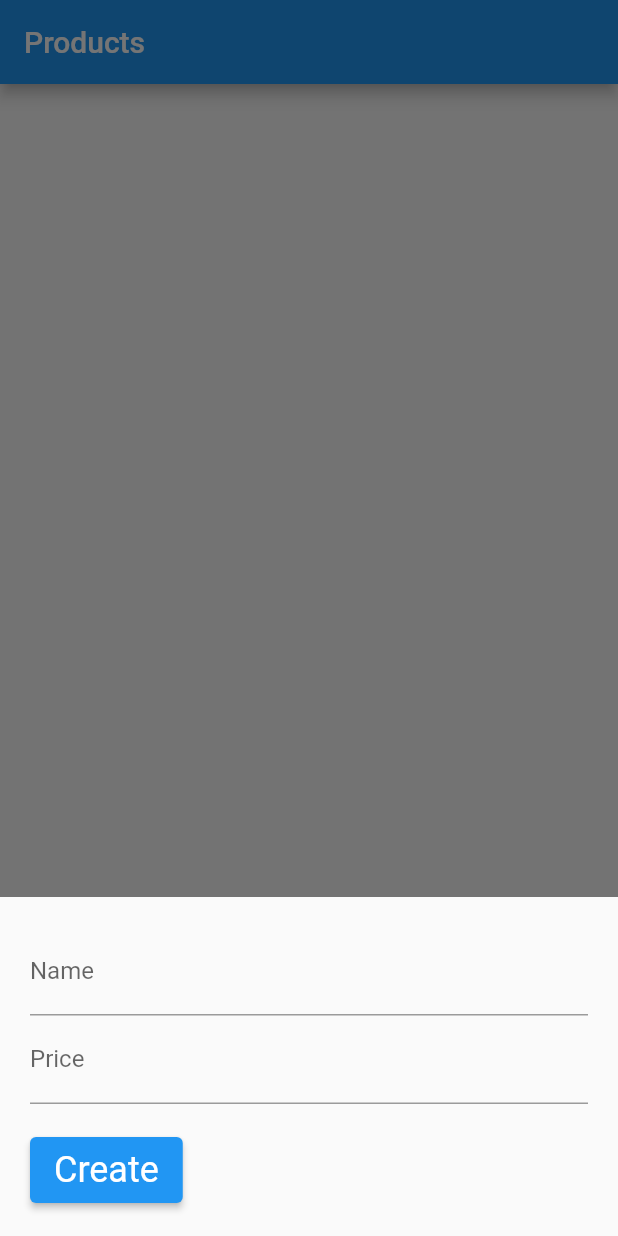
After one commit to ruslanmasinjila/flutter_authentication_database_example, a Flutter app: the ProductsPage screen opened directly, after a tap on the "add" icon, on a phone screen of 412 x 824 dp. The commit adds this screen. Run offline on Flutter 3.47's test engine with Material 2 defaults, Android fonts, the phone set to English and light mode, and no system bars; our stand-ins replace cloud_firestore, firebase_auth, firebase_core; accounts and stored records are empty.

Commit message:
Connected Login page to Products page

```diff
--- /dev/null
+++ b/lib/screens/products_page.dart
@@ -0,0 +1,162 @@
+// main.dart
+import 'package:flutter/material.dart';
+import 'package:cloud_firestore/cloud_firestore.dart';
+
+
+
+class ProductsPage extends StatefulWidget {
+  const ProductsPage({Key? key}) : super(key: key);
+
+  @override
+  _ProductsPage createState() => _ProductsPage();
+}
+
+class _ProductsPage extends State<ProductsPage> {
+  // text fields' controllers
+  final TextEditingController _nameController = TextEditingController();
+  final TextEditingController _priceController = TextEditingController();
+
+  final CollectionReference _productss =
+  FirebaseFirestore.instance.collection('products');
+
+  // This function is triggered when the floatting button or one of the edit buttons is pressed
+  // Adding a product if no documentSnapshot is passed
+  // If documentSnapshot != null then update an existing product
+  Future<void> _createOrUpdate([DocumentSnapshot? documentSnapshot]) async {
+    String action = 'create';
+    if (documentSnapshot != null) {
+      action = 'update';
+      _nameController.text = documentSnapshot['name'];
+      _priceController.text = documentSnapshot['price'].toString();
+    }
+
+    await showModalBottomSheet(
+        isScrollControlled: true,
+        context: context,
+        builder: (BuildContext ctx) {
+          return Padding(
+            padding: EdgeInsets.only(
+                top: 20,
+                left: 20,
+                right: 20,
+                // prevent the soft keyboard from covering text fields
+                bottom: MediaQuery.of(ctx).viewInsets.bottom + 20),
+            child: Column(
+              mainAxisSize: MainAxisSize.min,
+              crossAxisAlignment: CrossAxisAlignment.start,
+              children: [
+                TextField(
+                  controller: _nameController,
+                  decoration: const InputDecoration(labelText: 'Name'),
+                ),
+                TextField(
+                  keyboardType:
+                  const TextInputType.numberWithOptions(decimal: true),
+                  controller: _priceController,
+                  decoration: const InputDecoration(
+                    labelText: 'Price',
+                  ),
+                ),
+                const SizedBox(
+                  height: 20,
+                ),
+                ElevatedButton(
+                  child: Text(action == 'create' ? 'Create' : 'Update'),
+                  onPressed: () async {
+                    final String? name = _nameController.text;
+                    final double? price =
+                    double.tryParse(_priceController.text);
+                    if (name != null && price != null) {
+                      if (action == 'create') {
+                        // Persist a new product to Firestore
+                        await _productss.add({"name": name, "price": price});
+                      }
+
+                      if (action == 'update') {
+                        // Update the product
+                        await _productss
+                            .doc(documentSnapshot!.id)
+                            .update({"name": name, "price": price});
+                      }
+
+                      // Clear the text fields
+                      _nameController.text = '';
+                      _priceController.text = '';
+
+                      // Hide the bottom sheet
+                      Navigator.of(context).pop();
+                    }
+                  },
+                )
+              ],
+            ),
+          );
+        });
+  }
+
+  // Deleteing a product by id
+  Future<void> _deleteProduct(String productId) async {
+    await _productss.doc(productId).delete();
+
+    // Show a snackbar
+    ScaffoldMessenger.of(context).showSnackBar(const SnackBar(
+        content: Text('You have successfully deleted a product')));
+  }
+
+  @override
+  Widget build(BuildContext context) {
+    return Scaffold(
+      appBar: AppBar(
+        title: const Text('Products'),
+      ),
+      // Using StreamBuilder to display all products from Firestore in real-time
+      body: StreamBuilder(
+        stream: _productss.snapshots(),
+        builder: (context, AsyncSnapshot<QuerySnapshot> streamSnapshot) {
+          if (streamSnapshot.hasData) {
+            return ListView.builder(
+              itemCount: streamSnapshot.data!.docs.length,
+              itemBuilder: (context, index) {
+                final DocumentSnapshot documentSnapshot =
+                streamSnapshot.data!.docs[index];
+                return Card(
+                  margin: const EdgeInsets.all(10),
+                  child: ListTile(
+                    title: Text(documentSnapshot['name']),
+                    subtitle: Text(documentSnapshot['price'].toString()),
+                    trailing: SizedBox(
+                      width: 100,
+                      child: Row(
+                        children: [
+                          // Press this button to edit a single product
+                          IconButton(
+                              icon: const Icon(Icons.edit),
+                              onPressed: () =>
+                                  _createOrUpdate(documentSnapshot)),
+                          // This icon button is used to delete a single product
+                          IconButton(
+                              icon: const Icon(Icons.delete),
+                              onPressed: () =>
+                                  _deleteProduct(documentSnapshot.id)),
+                        ],
+                      ),
+                    ),
+                  ),
+                );
+              },
+            );
+          }
+
+          return const Center(
+            child: CircularProgressIndicator(),
+          );
+        },
+      ),
+      // Add new product
+      floatingActionButton: FloatingActionButton(
+        onPressed: () => _createOrUpdate(),
+        child: const Icon(Icons.add),
+      ),
+    );
+  }
+}
--- a/pubspec.yaml
+++ b/pubspec.yaml
@@ -30,6 +30,7 @@ dependencies:
   cupertino_icons: ^1.0.2
   firebase_auth: ^3.3.11
   firebase_core: ^1.13.1
+  cloud_firestore: ^3.1.10
 
 dev_dependencies:
   flutter_test:
```
Also changed, not shown: lib/screens/login_page.dart (+5 -3 lines), pubspec.lock, 2 other files.
